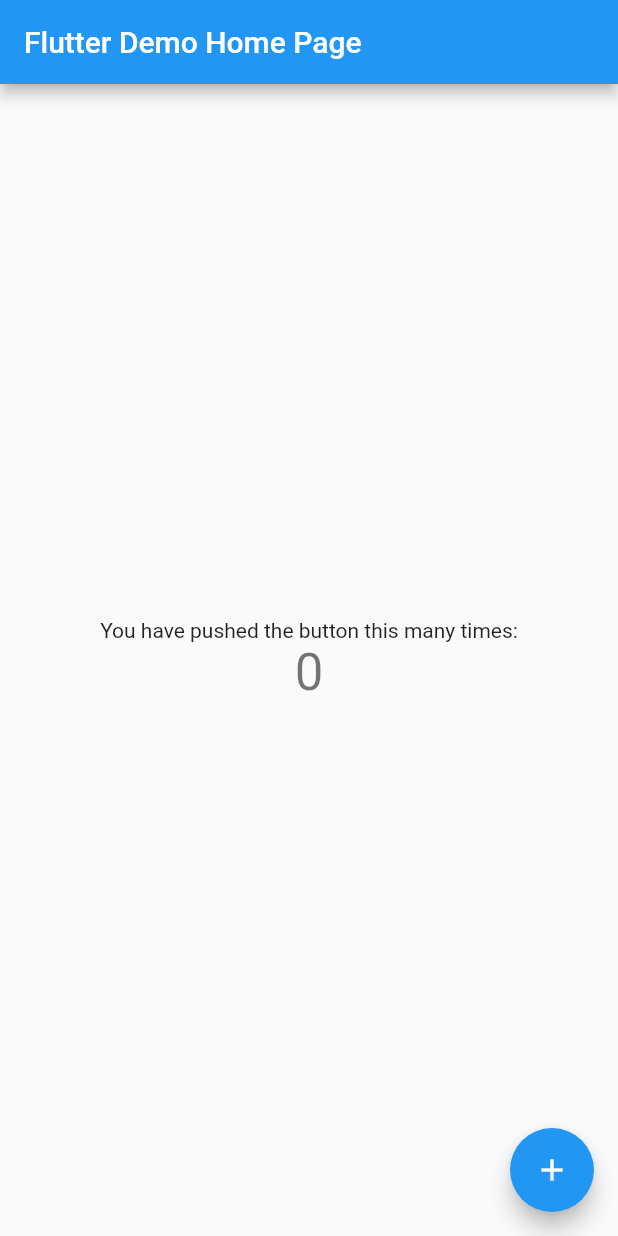
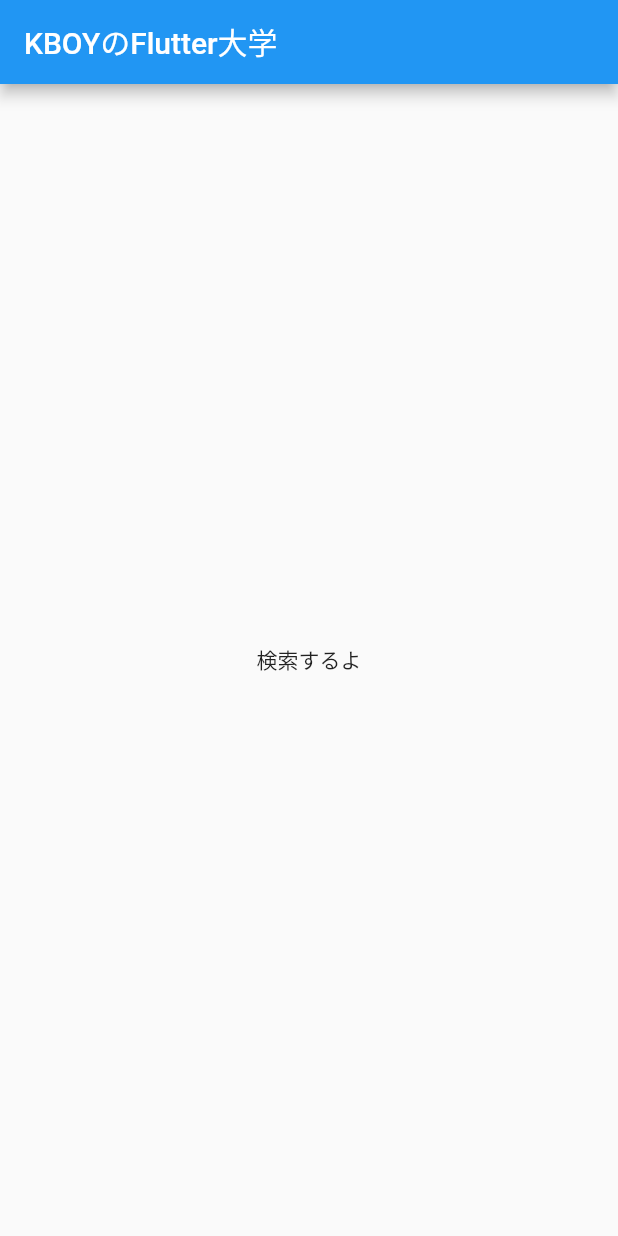
Before and after one commit to DaigoWakabayashi/fulltext_search_example, a Flutter app: the screen it shows after launch, on a phone screen of 412 x 824 dp. Run offline on Flutter 3.47's test engine with Material 2 defaults, Android fonts, the phone set to English and light mode, and no system bars; our stand-ins replace firebase_core; accounts and stored records are empty.

Commit message:
Firestore繋がった

```diff
--- a/lib/main.dart
+++ b/lib/main.dart
@@ -1,113 +1,22 @@
+import 'package:firebase_core/firebase_core.dart';
 import 'package:flutter/material.dart';
+import 'package:fulltext_search_example/search_page.dart';
 
-void main() {
+void main() async {
+  WidgetsFlutterBinding.ensureInitialized(); // Firebaseを初期化するときに必要
+  await Firebase.initializeApp(); // Firebaseを初期化
   runApp(MyApp());
 }
 
 class MyApp extends StatelessWidget {
-  // This widget is the root of your application.
   @override
   Widget build(BuildContext context) {
     return MaterialApp(
-      title: 'Flutter Demo',
+      title: 'Full-Text Search Example',
       theme: ThemeData(
-        // This is the theme of your application.
-        //
-        // Try running your application with "flutter run". You'll see the
-        // application has a blue toolbar. Then, without quitting the app, try
-        // changing the primarySwatch below to Colors.green and then invoke
-        // "hot reload" (press "r" in the console where you ran "flutter run",
-        // or simply save your changes to "hot reload" in a Flutter IDE).
-        // Notice that the counter didn't reset back to zero; the application
-        // is not restarted.
         primarySwatch: Colors.blue,
       ),
-      home: MyHomePage(title: 'Flutter Demo Home Page'),
+      home: SearchPage(),
     );
   }
 }
-
-class MyHomePage extends StatefulWidget {
-  MyHomePage({Key key, this.title}) : super(key: key);
-
-  // This widget is the home page of your application. It is stateful, meaning
-  // that it has a State object (defined below) that contains fields that affect
-  // how it looks.
-
-  // This class is the configuration for the state. It holds the values (in this
-  // case the title) provided by the parent (in this case the App widget) and
-  // used by the build method of the State. Fields in a Widget subclass are
-  // always marked "final".
-
-  final String title;
-
-  @override
-  _MyHomePageState createState() => _MyHomePageState();
-}
-
-class _MyHomePageState extends State<MyHomePage> {
-  int _counter = 0;
-
-  void _incrementCounter() {
-    setState(() {
-      // This call to setState tells the Flutter framework that something has
-      // changed in this State, which causes it to rerun the build method below
-      // so that the display can reflect the updated values. If we changed
-      // _counter without calling setState(), then the build method would not be
-      // called again, and so nothing would appear to happen.
-      _counter++;
-    });
-  }
-
-  @override
-  Widget build(BuildContext context) {
-    // This method is rerun every time setState is called, for instance as done
-    // by the _incrementCounter method above.
-    //
-    // The Flutter framework has been optimized to make rerunning build methods
-    // fast, so that you can just rebuild anything that needs updating rather
-    // than having to individually change instances of widgets.
-    return Scaffold(
-      appBar: AppBar(
-        // Here we take the value from the MyHomePage object that was created by
-        // the App.build method, and use it to set our appbar title.
-        title: Text(widget.title),
-      ),
-      body: Center(
-        // Center is a layout widget. It takes a single child and positions it
-        // in the middle of the parent.
-        child: Column(
-          // Column is also a layout widget. It takes a list of children and
-          // arranges them vertically. By default, it sizes itself to fit its
-          // children horizontally, and tries to be as tall as its parent.
-          //
-          // Invoke "debug painting" (press "p" in the console, choose the
-          // "Toggle Debug Paint" action from the Flutter Inspector in Android
-          // Studio, or the "Toggle Debug Paint" command in Visual Studio Code)
-          // to see the wireframe for each widget.
-          //
-          // Column has various properties to control how it sizes itself and
-          // how it positions its children. Here we use mainAxisAlignment to
-          // center the children vertically; the main axis here is the vertical
-          // axis because Columns are vertical (the cross axis would be
-          // horizontal).
-          mainAxisAlignment: MainAxisAlignment.center,
-          children: <Widget>[
-            Text(
-              'You have pushed the button this many times:',
-            ),
-            Text(
-              '$_counter',
-              style: Theme.of(context).textTheme.headline4,
-            ),
-          ],
-        ),
-      ),
-      floatingActionButton: FloatingActionButton(
-        onPressed: _incrementCounter,
-        tooltip: 'Increment',
-        child: Icon(Icons.add),
-      ), // This trailing comma makes auto-formatting nicer for build methods.
-    );
-  }
-}
--- /dev/null
+++ b/lib/search_model.dart
@@ -0,0 +1,262 @@
+import 'package:flutter/material.dart';
+
+class SearchModel extends ChangeNotifier {
+//   /// 検索関連
+//   final searchController = TextEditingController();
+//   List<Teacher> filteredTeachers = []; // 検索してきた講師群
+//   List<Tag> tags = []; // 検索タグ
+//   List<String> selectedTags = []; // 検索対象になっているタグ
+//   List<dynamic> tokens = []; // n-gramのトークン
+//   bool existsFilteredTeacher = false;
+//   bool canLoadMoreFiltered = false;
+//   Query filterQuery = null;
+//   bool isFiltering = false; // 検索中
+//   bool showFilteredTeacher = false; // 検索モード（Page側で指定する）
+//   bool isProcessing = false;
+//
+//   /// GitHubアカウントでログインする
+//   Future signInWithGitHub() async {
+//     try {
+//       // 処理開始
+//       _setIsProcessing(true);
+//       await _usersRepository.signInWithGitHub();
+//       await pop();
+//       window.location.reload();
+//     } on ApplicationException catch (e) {
+//       notifyExceptionOnSlack(context, errorMessage: e.errorMessages.first);
+//     } catch (e) {
+//       notifyExceptionOnSlack(context, errorMessage: e.toString());
+//     } finally {
+//       // 処理終了
+//       _setIsProcessing(false);
+//     }
+//   }
+//
+//   /// 処理の開始、終了を設定する
+//   void _setIsProcessing(bool isProcessing) {
+//     this.isProcessing = isProcessing;
+//     notifyListeners();
+//   }
+//
+//   @override
+//   Future init() async {
+//     try {
+//       /// 講師・タグを取得する
+//       teachers = await _teachersRepository.fetchTeachers(loadLimit);
+//       tags = await _teachersRepository.fetchTags();
+//
+//       /// 取得した講師数によってボタンの表示を切り替える
+//       if (teachers.length == 0) {
+//         // ゼロの場合
+//         this.existsTeacher = false;
+//         this.canLoadMore = false;
+//       } else if (teachers.length < this.loadLimit) {
+//         // 1件以上20件未満の場合（底が来た場合）
+//         this.existsTeacher = true;
+//         this.canLoadMore = false;
+//       } else {
+//         // 20件以上ある場合（まだ読み込める場合）
+//         this.existsTeacher = true;
+//         this.canLoadMore = true;
+//       }
+//     } on ApplicationException catch (e) {
+//       errorMessages.clear();
+//       errorMessages.addAll(e.errorMessages);
+//       notifyExceptionOnSlack(context, errorMessage: e.errorMessages.first);
+//     } catch (e) {
+//       errorMessages.clear();
+//       errorMessages.addAll(e.errorMessages);
+//       notifyExceptionOnSlack(context, errorMessage: e.toString());
+//     } finally {
+//       notifyListeners();
+//     }
+//   }
+//
+//   /// さらに読み込む
+//   Future fetchMoreTeachers() async {
+//     startLoading();
+//     try {
+//       // 追加のメンターを取得し、既存のメンターに追加
+//       final moreTeachers =
+//           await _teachersRepository.fetchMoreTeacher(loadLimit);
+//
+//       // 取得したメンター数によってボタンの表示を切り替える
+//       if (moreTeachers.length == 0) {
+//         // ゼロの場合
+//         this.existsTeacher = false;
+//         this.canLoadMore = false;
+//       } else if (moreTeachers.length < this.loadLimit) {
+//         // 1件以上20件未満の場合（底が来た場合）
+//         this.existsTeacher = true;
+//         this.canLoadMore = false;
+//         teachers.addAll(moreTeachers);
+//       } else {
+//         // 20件以上ある場合（まだ読み込める場合）
+//         this.existsTeacher = true;
+//         this.canLoadMore = true;
+//         teachers.addAll(moreTeachers);
+//       }
+//     } on ApplicationException catch (e) {
+//       errorMessages.clear();
+//       errorMessages.addAll(e.errorMessages);
+//       notifyExceptionOnSlack(context, errorMessage: e.errorMessages.first);
+//     } catch (e) {
+//       errorMessages.clear();
+//       errorMessages.addAll(e.errorMessages);
+//       notifyExceptionOnSlack(context, errorMessage: e.toString());
+//     } finally {
+//       endLoading();
+//     }
+//   }
+//
+//   //////////////////////////////////////// 検索用メソッド ////////////////////////////////////////
+//
+//   /// 検索開始
+//   void startFiltering() {
+//     this.isFiltering = true;
+//     notifyListeners();
+//   }
+//
+//   /// 検索終了
+//   void endFiltering() {
+//     this.isFiltering = false;
+//     notifyListeners();
+//   }
+//
+//   /// 検索する
+//   Future filterTeachers() async {
+//     startFiltering();
+//     try {
+//       // 最低限のクエリ
+//       Query _query = FirebaseFirestore.instance
+//           .collection('teachers')
+//           .where('hasPlan', isEqualTo: true)
+//           .where('status', isEqualTo: kTeacherStatusVerified)
+//           .limit(loadLimit);
+//
+//       // タグ群の数だけwhere句を追加
+//       if (selectedTags.length != 0) {
+//         this.selectedTags.forEach((tag) {
+//           _query = _query.where('tagMap.$tag', isEqualTo: true);
+//         });
+//       }
+//       // テキスト検索where句を追加
+//       if (tokens.length != 0) {
+//         this.tokens.forEach((word) {
+//           _query = _query.where('tokenMap.$word', isEqualTo: true);
+//         });
+//       }
+//
+//       print('【クエリ】');
+//       print(_query.parameters);
+//
+//       // 検索に用いたクエリを変数に保存
+//       this.filterQuery = _query;
+//       QuerySnapshot _snap = await _query.get();
+//
+//       // 取得した講師の数から「さらに読み込めるか」を判断
+//       // そして「次の読み込み開始点」を設定
+//       if (_snap.docs.length == 0) {
+//         this.existsFilteredTeacher = false;
+//         this.canLoadMoreFiltered = false;
+//         this.filteredTeachers = [];
+//       } else if (_snap.docs.length < this.loadLimit) {
+//         this.existsFilteredTeacher = true;
+//         this.canLoadMoreFiltered = false;
+//         _teachersRepository.filteredLastVisible =
+//             _snap.docs[_snap.docs.length - 1];
+//         this.filteredTeachers = _snap.docs.map((doc) => Teacher(doc)).toList();
+//       } else {
+//         this.existsFilteredTeacher = true;
+//         this.canLoadMoreFiltered = true;
+//         _teachersRepository.filteredLastVisible =
+//             _snap.docs[_snap.docs.length - 1];
+//         this.filteredTeachers = _snap.docs.map((doc) => Teacher(doc)).toList();
+//       }
+//       // 選択されたタグがゼロ＆＆テキスト検索をしていない場合、検索モードを解除
+//       if (selectedTags.length == 0 && tokens.length == 0) {
+//         isFiltering = false;
+//         showFilteredTeacher = false;
+//       }
+//     } on ApplicationException catch (e) {
+//       errorMessages.clear();
+//       errorMessages.addAll(e.errorMessages);
+//     } finally {
+//       endFiltering();
+//       notifyListeners();
+//     }
+//   }
+//
+//   /// タグクエリを追加する
+//   Future addTagsQuery(Tag tag) async {
+//     // タグを選択状態にする
+//     tag.isSelected = true;
+//     // tagをクエリに追加
+//     this.selectedTags.add(tag.tagName);
+//   }
+//
+//   /// タグのクエリを取り除く
+//   Future removeTagsQuery(Tag tag) async {
+//     // 選択状態にする
+//     tag.isSelected = false;
+//     // tagをクエリから削除
+//     this.selectedTags.remove(tag.tagName);
+//   }
+//
+//   /// 講師を検索する
+//   Future<void> addTextQuery(String input) async {
+//     // 検索文字数が2文字に満たない場合は検索を行わず、検索結果のリストを空にする
+//     if (input.length < 2) {
+//       this.filteredTeachers = [];
+//       endFiltering();
+//       return;
+//     }
+//     // 検索用フィールドに入力された文字列の前処理
+//     List<String> _words = input.trim().split(' ');
+//     // 文字列のリストを渡して、bi-gram を実行
+//     List preTokens = TextUtils.tokenize(_words);
+//     // 重複しているtokenがある場合、ひとつに纏める
+//     List tokens = preTokens.toSet().toList();
+//     this.tokens = tokens;
+//   }
+//
+//   /// 検索した講師をさらに読み込む
+//   Future loadMoreFilteredTeachers() async {
+//     startLoading();
+//     try {
+//       /// 前回の検索クエリを元にスナップショットを取得
+//       QuerySnapshot _snap = await this
+//           .filterQuery
+//           .startAfterDocument(_teachersRepository.filteredLastVisible)
+//           .get();
+//
+//       // 取得したメンター数によってボタンの表示を切り替える
+//       if (_snap.docs.length == 0) {
+//         // ゼロの場合
+//         this.canLoadMoreFiltered = false;
+//       } else if (_snap.docs.length < this.loadLimit) {
+//         // loadLimit 未満の場合
+//         this.canLoadMoreFiltered = false;
+//         _teachersRepository.filteredLastVisible =
+//             _snap.docs[_snap.docs.length - 1];
+//         final _filteredTeachers =
+//             _snap.docs.map((doc) => Teacher(doc)).toList();
+//         this.filteredTeachers.addAll(_filteredTeachers);
+//       } else {
+//         // loadLimit 以上の場合
+//         this.canLoadMoreFiltered = true;
+//         _teachersRepository.filteredLastVisible =
+//             _snap.docs[_snap.docs.length - 1];
+//         final _filteredTeachers =
+//             _snap.docs.map((doc) => Teacher(doc)).toList();
+//         this.filteredTeachers.addAll(_filteredTeachers);
+//       }
+//     } on ApplicationException catch (e) {
+//       errorMessages.clear();
+//       errorMessages.addAll(e.errorMessages);
+//     } finally {
+//       endLoading();
+//     }
+//   }
+
+}
--- /dev/null
+++ b/lib/search_page.dart
@@ -0,0 +1,312 @@
+import 'package:flutter/material.dart';
+import 'package:fulltext_search_example/search_model.dart';
+import 'package:provider/provider.dart';
+
+class SearchPage extends StatelessWidget {
+  @override
+  Widget build(BuildContext context) {
+    return ChangeNotifierProvider<SearchModel>(
+      create: (_) => SearchModel(),
+      builder: (context, child) {
+        return Consumer<SearchModel>(builder: (context, model, child) {
+          return Scaffold(
+            appBar: AppBar(
+              title: Text('KBOYのFlutter大学'),
+            ),
+            body: Center(
+              child: Text('検索するよ'),
+            ),
+          );
+        });
+      },
+    );
+  }
+
+  // /// 検索部分のウィジェット
+  // Widget _searchWidgets(HomeModel model) {
+  //   final tags = model.tags;
+  //   if (tags == null) {
+  //     return Container(
+  //       height: 35,
+  //     );
+  //   }
+  //   return BootstrapCol(
+  //       sizes: 'col-12',
+  //       child: Container(
+  //         padding: const EdgeInsets.fromLTRB(10, 2, 10, 10),
+  //         child: Column(
+  //           crossAxisAlignment: CrossAxisAlignment.start,
+  //           children: [
+  //             // メンター量産ボタン（レビュー終わったら消します）
+  //             // BootstrapRow(
+  //             //   height: 0,
+  //             //   children: [
+  //             //     BootstrapCol(
+  //             //       child: RaisedButton(
+  //             //           color: Colors.blue,
+  //             //           child: Text('クローン生産'),
+  //             //           onPressed: () async {
+  //             //             await model.mentorIncrease();
+  //             //           }),
+  //             //     ),
+  //             //   ],
+  //             // ),
+  //             /// 承認直後の講師に対するメッセージ
+  //             teacherStatus == kTeacherStatusApproved
+  //                 ? Center(
+  //                 child: Padding(
+  //                   padding: const EdgeInsets.fromLTRB(16, 16, 16, 24),
+  //                   child: RichText(
+  //                     textAlign: TextAlign.center,
+  //                     text: TextSpan(
+  //                       children: <TextSpan>[
+  //                         TextSpan(
+  //                             text: 'プラン作成済み・本人確認済み',
+  //                             style: TextStyle(
+  //                                 color: AppColors.themeAccentColor,
+  //                                 fontWeight: FontWeight.bold,
+  //                                 fontSize: 15)),
+  //                         TextSpan(
+  //                             text:
+  //                             'の講師が一覧に表示されます。\n自分のプランが表示されない場合は、右上のユーザーアイコン→講師モードから確認してください。',
+  //                             style: TextStyle(
+  //                               color: AppColors.themeAccentColor,
+  //                             )),
+  //                       ],
+  //                     ),
+  //                   ),
+  //                 ))
+  //                 : SizedBox(),
+  //
+  //             /// 検索tag
+  //             SingleChildScrollView(
+  //               scrollDirection: Axis.horizontal,
+  //               child: Row(
+  //                 mainAxisAlignment: MainAxisAlignment.start,
+  //                 mainAxisSize: MainAxisSize.min,
+  //                 children: tags
+  //                     .map((tag) => Container(
+  //                   padding: EdgeInsets.only(right: 5.0),
+  //                   child: ChoiceChip(
+  //                     label: Text(tag.tagName),
+  //                     labelStyle: TextStyle(
+  //                         color: tag.isSelected
+  //                             ? Colors.white
+  //                             : Colors.black),
+  //                     selectedColor: AppColors.themeAccentColor,
+  //                     selected: tag.isSelected,
+  //                     onSelected: (selected) async {
+  //                       model.showFilteredTeacher = true;
+  //                       if (selected) {
+  //                         // 選択された場合クエリ追加
+  //                         await model.addTagsQuery(tag);
+  //                         await model.filterTeachers();
+  //                       } else {
+  //                         // 選択解除された場合クエリ削除
+  //                         await model.removeTagsQuery(tag);
+  //                         await model.filterTeachers();
+  //                       }
+  //                     },
+  //                   ),
+  //                 ))
+  //                     .toList(),
+  //               ),
+  //             ),
+  //             SizedBox(height: 10),
+  //
+  //             /// 検索TextField
+  //             TextFormField(
+  //               controller: model.searchController,
+  //               textInputAction: TextInputAction.done,
+  //               onChanged: (text) async {
+  //                 if (text.isNotEmpty) {
+  //                   // テキストが入力された
+  //                   model.showFilteredTeacher = true;
+  //                   await model.addTextQuery(text);
+  //                   await model.filterTeachers();
+  //                 } else {
+  //                   // テキストが空になった
+  //                   model.showFilteredTeacher = false;
+  //                   await model.init();
+  //                   model.endFiltering();
+  //                 }
+  //               },
+  //               maxLines: 1,
+  //               decoration: InputDecoration(
+  //                 hintText: '言語名、講師名などを入力してください（2文字以上）',
+  //                 prefixIcon: Icon(
+  //                   Icons.search,
+  //                   color: AppColors.headingBorder,
+  //                 ),
+  //                 focusedBorder: OutlineInputBorder(
+  //                     borderSide: BorderSide(color: AppColors.headingBorder)),
+  //                 border: OutlineInputBorder(
+  //                     borderSide: BorderSide(color: AppColors.headingBorder)),
+  //                 enabledBorder: OutlineInputBorder(
+  //                     borderSide: BorderSide(color: AppColors.headingBorder)),
+  //                 suffixIcon: model.searchController.text.isEmpty
+  //                     ? SizedBox()
+  //                     : IconButton(
+  //                   icon: Icon(
+  //                     Icons.clear,
+  //                     color: AppColors.headingBorder,
+  //                     size: 18,
+  //                   ),
+  //                   onPressed: () {
+  //                     model.searchController.clear();
+  //                     model.init();
+  //                     model.endFiltering();
+  //                   },
+  //                 ),
+  //               ),
+  //               style: MultiLineStyle(),
+  //             ),
+  //           ],
+  //         ),
+  //       ));
+  // }
+
+  // Widget _body(HomeModel model) {
+  //   final teachers = model.teachers;
+  //   final filteredTeachers = model.filteredTeachers;
+  //
+  //   // ローディング表示
+  //   if (teachers == null || !model.existsTeacher) {
+  //     final dummyCard = BootstrapCol(
+  //       sizes: 'col-lg-12 col-xl-6',
+  //       child: UsefulCard.dummy(),
+  //     );
+  //     return Column(
+  //       children: [
+  //         BootstrapRow(
+  //           height: 0,
+  //           children: [
+  //             dummyCard,
+  //             dummyCard,
+  //             dummyCard,
+  //             dummyCard,
+  //           ],
+  //         ),
+  //       ],
+  //     );
+  //   }
+  //
+  //   // 講師リスト
+  //   final listTiles = teachers
+  //       .map((teacher) => BootstrapCol(
+  //     sizes: 'col-lg-12 col-xl-6',
+  //     child: TeacherListCard(
+  //       teacher,
+  //           () async {
+  //         await model.push(
+  //           kRouteTeacherDetail,
+  //           data: {
+  //             'teacherId': teacher.teacherId,
+  //           },
+  //         );
+  //         model.init();
+  //       },
+  //     ),
+  //   ))
+  //       .toList();
+  //
+  //   // 検索された講師リスト
+  //   final filteredListTiles = filteredTeachers
+  //       .map(
+  //         (teacher) => BootstrapCol(
+  //       sizes: 'col-lg-12 col-xl-6',
+  //       child: TeacherListCard(
+  //         teacher,
+  //             () async {
+  //           await model.push(
+  //             kRouteTeacherDetail,
+  //             data: {
+  //               'teacherId': teacher.teacherId,
+  //             },
+  //           );
+  //           model.init();
+  //         },
+  //       ),
+  //     ),
+  //   )
+  //       .toList();
+  //
+  //   return Column(
+  //     children: [
+  //       // 講師カード
+  //       BootstrapRow(
+  //         height: 0,
+  //         children: model.showFilteredTeacher ? filteredListTiles : listTiles,
+  //       ),
+  //       // ボタン表示
+  //       BootstrapRow(
+  //         height: 0,
+  //         children: [
+  //           BootstrapCol(
+  //             sizes: 'col-3',
+  //             offsets: 'col-3',
+  //             child: SizedBox(),
+  //           ),
+  //           BootstrapCol(
+  //             sizes: 'col-6',
+  //             child: Container(
+  //               height: 50,
+  //               child: TextButton(
+  //                 /// ボタンの文字
+  //                 child: model.isFiltering
+  //                     ?
+  //                 // 検索実行中
+  //                 Text('検索中...')
+  //                     : model.showFilteredTeacher
+  //                     ?
+  //                 // 検索ステータスである
+  //                 model.canLoadMoreFiltered
+  //                     ?
+  //                 // まだ講師がいる
+  //                 Text('検索結果をさらに読み込む')
+  //                     : model.existsFilteredTeacher
+  //                     ?
+  //                 //
+  //                 Text('検索結果は以上です')
+  //                     : Text('検索結果はありません')
+  //                     :
+  //                 // 検索ステータスでない
+  //                 model.canLoadMore
+  //                     ? Text('さらに読み込む')
+  //                     : model.existsTeacher
+  //                     ? Text('以上です')
+  //                     : Text('$kTeacherがいません'),
+  //
+  //                 /// ボタンの機能
+  //                 onPressed: model.showFilteredTeacher
+  //                     ?
+  //                 // 検索中
+  //                 model.canLoadMoreFiltered
+  //                     ? () async {
+  //                   await model.loadMoreFilteredTeachers();
+  //                 }
+  //                     : null
+  //                     :
+  //                 // 検索中でない
+  //                 model.canLoadMore
+  //                     ? () async {
+  //                   await model.fetchMoreTeachers();
+  //                 }
+  //                     : null,
+  //               ),
+  //             ),
+  //           ),
+  //           BootstrapCol(
+  //             sizes: 'col-3',
+  //             offsets: 'col-3',
+  //             child: SizedBox(),
+  //           ),
+  //         ],
+  //       ),
+  //       SizedBox(
+  //         height: 200,
+  //       )
+  //     ],
+  //   );
+  // }
+}
--- a/pubspec.yaml
+++ b/pubspec.yaml
@@ -28,6 +28,9 @@ dependencies:
   # The following adds the Cupertino Icons font to your application.
   # Use with the CupertinoIcons class for iOS style icons.
   cupertino_icons: ^1.0.2
+  provider: ^4.3.2+2
+  firebase_core: ^1.1.0
+  cloud_firestore: ^2.0.0
 
 dev_dependencies:
   flutter_test:
```
Also changed, not shown: pubspec.lock, 10 other files.
